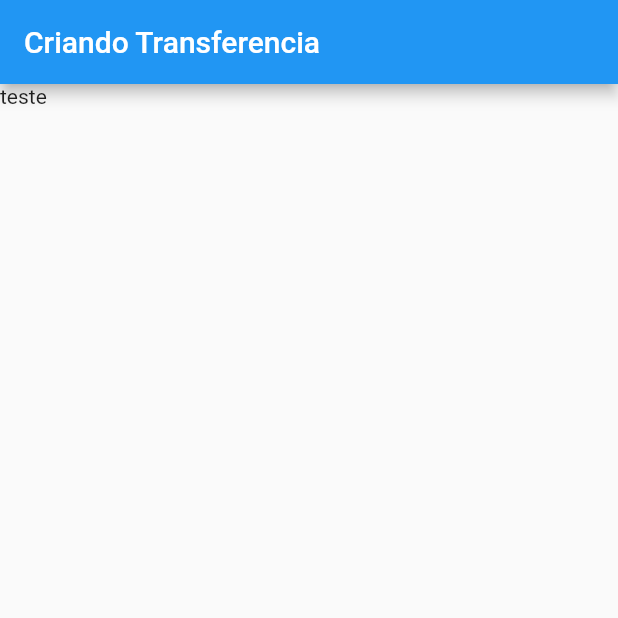
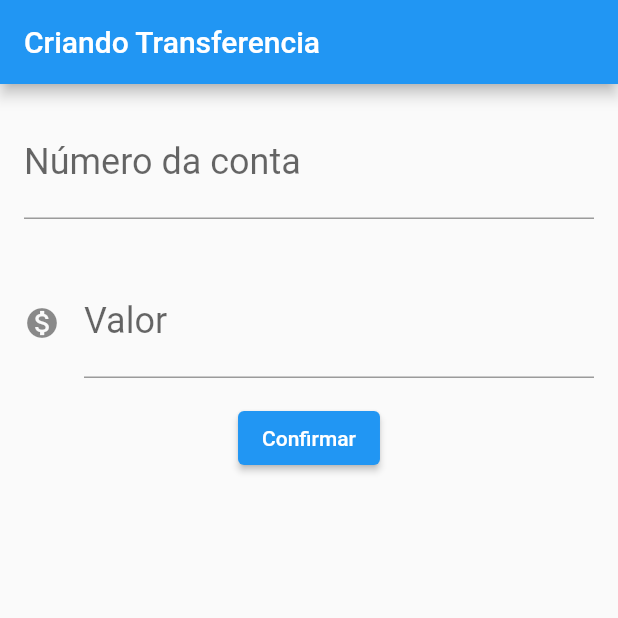
Before and after one commit to virginiarcruz/flutter, a Flutter app: the screen it shows after launch, on a phone screen of 412 x 824 dp, the top half of it. Run offline on Flutter 3.47's test engine with Material 2 defaults, Android fonts, the phone set to English and light mode, and no system bars.

Commit message:
fund flutter: 3 criando form

```diff
--- a/lib/main.dart
+++ b/lib/main.dart
@@ -16,11 +16,55 @@ class BytebankApp extends StatelessWidget {
 }
 
 class FormularioTransferencia extends StatelessWidget {
+  final TextEditingController _controladorCampoNumeroConta = TextEditingController();
+  final TextEditingController _controladorCampoValor = TextEditingController();
+
   @override
   Widget build(BuildContext context) {
     return Scaffold(
       appBar: AppBar(title: Text('Criando Transferencia'),),
-      body: Text('teste'),
+      body: Column(
+        children: [
+          Padding(
+            padding: const EdgeInsets.all(16.0),
+            child: TextField(
+              controller: _controladorCampoNumeroConta,
+              style: TextStyle(
+                fontSize: 24.0
+              ),
+              decoration: InputDecoration(
+                labelText: 'Número da conta',
+                hintText: '0000',
+              ),
+              keyboardType: TextInputType.number,
+            ),
+          ),
+          Padding(
+            padding: const EdgeInsets.all(16.0),
+            child: TextField(
+              controller: _controladorCampoValor,
+              style: TextStyle(
+                fontSize: 24.0
+              ),
+              decoration: InputDecoration(
+                icon: Icon(Icons.monetization_on),
+                labelText: 'Valor',
+                hintText: '0.00',
+              ),
+              keyboardType: TextInputType.number,
+            ),
+          ),
+          ElevatedButton(onPressed: () {
+            final int? numeroConta = int.tryParse(_controladorCampoNumeroConta.text);
+            final double? valor = double.tryParse(_controladorCampoValor.text);
+            if(numeroConta != null && valor != null) {
+             final transferenciaCriada = Transferencia(valor, numeroConta);
+             debugPrint('$transferenciaCriada');
+            }
+          },
+          child: Text('Confirmar')),
+        ],
+      ),
     );
   }
 }
@@ -68,4 +112,8 @@ class Transferencia {
   final int numeroConta;
 
   Transferencia(this.valor, this.numeroConta);
+
+  String toString() {
+    return 'Transferencia{valor: $valor, numeroConta: $numeroConta}';
+  }
 }
```
